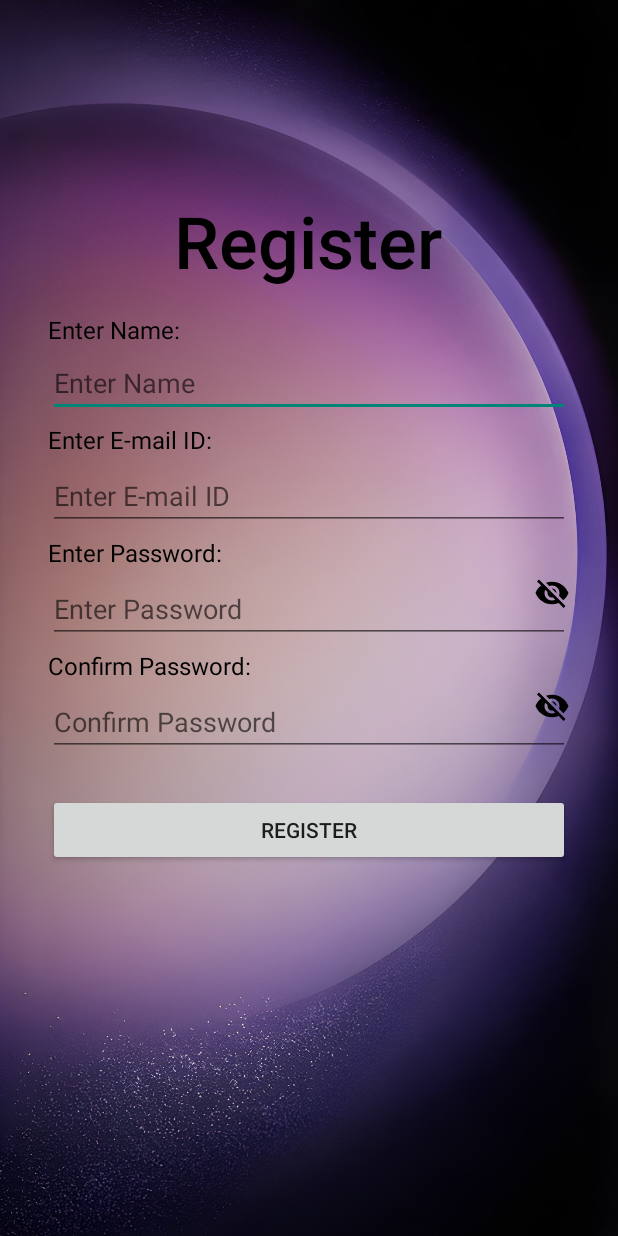
After one commit to AllAboutComputers/NASAPTO, an Android app: the LoginActivity screen opened directly, with no data from a screen before it, on a phone screen of 412 x 824 dp. The commit adds this screen. Run offline under Robolectric (Android 15) with nearby library versions, the phone set to English and light mode, and no system bars; Roboto replaces fonts that are not available here.

Commit message:
Version 1.02 Added Login Page and Register Page

```diff
--- a/app/src/main/java/com/example/nasapto/activity/DetailActivity.java
+++ b/app/src/main/java/com/example/nasapto/activity/DetailActivity.java
@@ -41,7 +41,7 @@ public class DetailActivity extends BaseActivity {
                 onBackPressed();
             }
         });
-        binding.toolbar.toolbarTitle.setText("Welcome To Your Itineary");
+        binding.toolbar.toolbarTitle.setText("Welcome To Your Destination");
 
         ArrayList<String> content = null;
         switch (title.toLowerCase(Locale.ENGLISH)){
--- /dev/null
+++ b/app/src/main/java/com/example/nasapto/activity/LoginActivity.java
@@ -0,0 +1,124 @@
+package com.example.nasapto.activity;
+
+import android.os.Bundle;
+import android.view.View;
+import android.widget.Button;
+import android.widget.EditText;
+import android.widget.ImageButton;
+import android.widget.Toast;
+import androidx.appcompat.app.AppCompatActivity;
+import android.util.Patterns;
+import android.content.Intent; // Ensure this import is included
+
+import com.example.nasapto.R;
+
+public class LoginActivity extends AppCompatActivity {
+
+    // Declare variables for the UI components
+    EditText username, email, password, confirmPassword;
+    Button registerButton;
+    ImageButton btnShowHidePassword, btnShowHideConfirmPassword;
+
+    // Track password visibility state
+    boolean isPasswordVisible = false;
+    boolean isConfirmPasswordVisible = false;
+
+    @Override
+    protected void onCreate(Bundle savedInstanceState) {
+        super.onCreate(savedInstanceState);
+        setContentView(R.layout.login_page);  // Set the content to the login_page layout
+
+        // Link the XML components to Java variables using findViewById
+        username = findViewById(R.id.inputusername);
+        email = findViewById(R.id.inputemail);
+        password = findViewById(R.id.inputpassword);
+        confirmPassword = findViewById(R.id.inputconfirmpassword);
+        registerButton = findViewById(R.id.btnregister);
+        btnShowHidePassword = findViewById(R.id.btnShowHidePassword);
+        btnShowHideConfirmPassword = findViewById(R.id.btnShowHideConfirmPassword);
+
+        // Set an onClickListener on the register button to handle registration
+        registerButton.setOnClickListener(new View.OnClickListener() {
+            @Override
+            public void onClick(View v) {
+                // Get the input values from EditTexts
+                String usernameInput = username.getText().toString().trim();
+                String emailInput = email.getText().toString().trim();
+                String passwordInput = password.getText().toString().trim();
+                String confirmPasswordInput = confirmPassword.getText().toString().trim();
+
+                // Validate the inputs
+                if (validateInputs(usernameInput, emailInput, passwordInput, confirmPasswordInput)) {
+                    // If validation passes, proceed with registration logic
+                    registerUser(usernameInput, emailInput, passwordInput);
+                }
+            }
+        });
+
+        // Toggle password visibility on button click
+        btnShowHidePassword.setOnClickListener(new View.OnClickListener() {
+            @Override
+            public void onClick(View v) {
+                isPasswordVisible = !isPasswordVisible;
+                updatePasswordVisibility(password, btnShowHidePassword, isPasswordVisible);
+            }
+        });
+
+        // Toggle confirm password visibility on button click
+        btnShowHideConfirmPassword.setOnClickListener(new View.OnClickListener() {
+            @Override
+            public void onClick(View v) {
+                isConfirmPasswordVisible = !isConfirmPasswordVisible;
+                updatePasswordVisibility(confirmPassword, btnShowHideConfirmPassword, isConfirmPasswordVisible);
+            }
+        });
+    }
+
+    // Method to validate user input
+    private boolean validateInputs(String username, String email, String password, String confirmPassword) {
+        if (username.isEmpty()) {
+            Toast.makeText(this, "Please enter a username", Toast.LENGTH_SHORT).show();
+            return false;
+        }
+
+        if (email.isEmpty() || !Patterns.EMAIL_ADDRESS.matcher(email).matches()) {
+            Toast.makeText(this, "Please enter a valid email", Toast.LENGTH_SHORT).show();
+            return false;
+        }
+
+        if (password.isEmpty()) {
+            Toast.makeText(this, "Please enter a password", Toast.LENGTH_SHORT).show();
+            return false;
+        }
+
+        if (!password.equals(confirmPassword)) {
+            Toast.makeText(this, "Passwords do not match", Toast.LENGTH_SHORT).show();
+            return false;
+        }
+
+        return true;
+    }
+
+    // Method to handle user registration (You can replace this with your backend logic)
+    private void registerUser(String username, String email, String password) {
+        // Placeholder for actual registration logic
+        Toast.makeText(this, "User registered successfully!", Toast.LENGTH_SHORT).show();
+
+        // Navigate to the login activity
+        Intent intent = new Intent(LoginActivity.this, ActualLogin.class);
+        startActivity(intent);
+        finish(); // Optional: finish the current activity
+    }
+
+    // Method to update the visibility of the password
+    private void updatePasswordVisibility(EditText passwordField, ImageButton toggleButton, boolean isVisible) {
+        if (isVisible) {
+            passwordField.setInputType(1); // 1 for visible password
+            toggleButton.setImageResource(R.drawable.ic_visibility); // Change to visible icon
+        } else {
+            passwordField.setInputType(129); // 129 for hidden password
+            toggleButton.setImageResource(R.drawable.ic_visibility_off); // Change to hidden icon
+        }
+        passwordField.setSelection(passwordField.length()); // Move cursor to the end
+    }
+}
--- /dev/null
+++ b/app/src/main/res/drawable/ic_visibility.xml
@@ -0,0 +1,5 @@
+<vector xmlns:android="http://schemas.android.com/apk/res/android" android:height="24dp" android:tint="#000000" android:viewportHeight="24" android:viewportWidth="24" android:width="24dp">
+
+    <path android:fillColor="@android:color/white" android:pathData="M12,4.5C7,4.5 2.73,7.61 1,12c1.73,4.39 6,7.5 11,7.5s9.27,-3.11 11,-7.5c-1.73,-4.39 -6,-7.5 -11,-7.5zM12,17c-2.76,0 -5,-2.24 -5,-5s2.24,-5 5,-5 5,2.24 5,5 -2.24,5 -5,5zM12,9c-1.66,0 -3,1.34 -3,3s1.34,3 3,3 3,-1.34 3,-3 -1.34,-3 -3,-3z"/>
+
+</vector>
--- /dev/null
+++ b/app/src/main/res/drawable/ic_visibility_off.xml
@@ -0,0 +1,5 @@
+<vector xmlns:android="http://schemas.android.com/apk/res/android" android:height="24dp" android:tint="#000000" android:viewportHeight="24" android:viewportWidth="24" android:width="24dp">
+
+    <path android:fillColor="@android:color/white" android:pathData="M12,7c2.76,0 5,2.24 5,5 0,0.65 -0.13,1.26 -0.36,1.83l2.92,2.92c1.51,-1.26 2.7,-2.89 3.43,-4.75 -1.73,-4.39 -6,-7.5 -11,-7.5 -1.4,0 -2.74,0.25 -3.98,0.7l2.16,2.16C10.74,7.13 11.35,7 12,7zM2,4.27l2.28,2.28 0.46,0.46C3.08,8.3 1.78,10.02 1,12c1.73,4.39 6,7.5 11,7.5 1.55,0 3.03,-0.3 4.38,-0.84l0.42,0.42L19.73,22 21,20.73 3.27,3 2,4.27zM7.53,9.8l1.55,1.55c-0.05,0.21 -0.08,0.43 -0.08,0.65 0,1.66 1.34,3 3,3 0.22,0 0.44,-0.03 0.65,-0.08l1.55,1.55c-0.67,0.33 -1.41,0.53 -2.2,0.53 -2.76,0 -5,-2.24 -5,-5 0,-0.79 0.2,-1.53 0.53,-2.2zM11.84,9.02l3.15,3.15 0.02,-0.16c0,-1.66 -1.34,-3 -3,-3l-0.17,0.01z"/>
+
+</vector>
--- /dev/null
+++ b/app/src/main/res/layout/login_page.xml
@@ -0,0 +1,156 @@
+<?xml version="1.0" encoding="utf-8"?>
+<androidx.constraintlayout.widget.ConstraintLayout xmlns:android="http://schemas.android.com/apk/res/android"
+    xmlns:app="http://schemas.android.com/apk/res-auto"
+    xmlns:tools="http://schemas.android.com/tools"
+    android:layout_width="match_parent"
+    android:layout_height="match_parent"
+    android:background="@drawable/backgroundforloginpage">
+
+
+    <TextView
+        android:id="@+id/logo"
+        android:layout_width="wrap_content"
+        android:layout_height="wrap_content"
+        android:fontFamily="sans-serif-light"
+        android:text="Register"
+        android:textColor="#000000"
+        android:textSize="48sp"
+        android:textStyle="bold"
+        app:layout_constraintBottom_toBottomOf="parent"
+        app:layout_constraintEnd_toEndOf="parent"
+        app:layout_constraintHorizontal_bias="0.498"
+        app:layout_constraintStart_toStartOf="parent"
+        app:layout_constraintTop_toTopOf="parent"
+        app:layout_constraintVertical_bias="0.169" />
+
+    <TextView
+        android:id="@+id/label_username"
+        android:layout_width="wrap_content"
+        android:layout_height="wrap_content"
+        android:text="Enter Name:"
+        android:textSize="16sp"
+        android:textColor="#000000"
+        app:layout_constraintStart_toStartOf="@+id/inputusername"
+        app:layout_constraintTop_toBottomOf="@+id/logo"
+        android:layout_marginTop="16dp" />
+
+    <EditText
+        android:id="@+id/inputusername"
+        android:layout_width="0dp"
+        android:layout_height="wrap_content"
+        android:layout_marginStart="32dp"
+        android:layout_marginLeft="32dp"
+        android:layout_marginTop="40dp"
+        android:layout_marginEnd="32dp"
+        android:layout_marginRight="32dp"
+        android:ems="10"
+        android:inputType="textPersonName"
+        android:hint="Enter Name"
+        app:layout_constraintEnd_toEndOf="parent"
+        app:layout_constraintStart_toStartOf="parent"
+        app:layout_constraintTop_toBottomOf="@+id/logo" />
+
+    <TextView
+        android:id="@+id/label_email"
+        android:layout_width="wrap_content"
+        android:layout_height="wrap_content"
+        android:layout_marginTop="4dp"
+        android:text="Enter E-mail ID:"
+        android:textColor="#000000"
+        android:textSize="16sp"
+        app:layout_constraintBottom_toTopOf="@+id/inputemail"
+        app:layout_constraintStart_toStartOf="@+id/inputemail"
+        app:layout_constraintTop_toBottomOf="@+id/inputusername"
+        app:layout_constraintVertical_bias="0.0" />
+
+    <EditText
+        android:id="@+id/inputemail"
+        android:layout_width="0dp"
+        android:layout_height="wrap_content"
+        android:layout_marginTop="30dp"
+        android:ems="10"
+        android:hint="Enter E-mail ID"
+        android:inputType="textPersonName"
+        app:layout_constraintEnd_toEndOf="@+id/inputusername"
+        app:layout_constraintStart_toStartOf="@+id/inputusername"
+        app:layout_constraintTop_toBottomOf="@+id/inputusername" />
+
+    <TextView
+        android:id="@+id/label_password"
+        android:layout_width="wrap_content"
+        android:layout_height="wrap_content"
+        android:text="Enter Password:"
+        android:textColor="#000000"
+        android:textSize="16sp"
+        app:layout_constraintBottom_toTopOf="@+id/inputpassword"
+        app:layout_constraintStart_toStartOf="@+id/inputpassword"
+        app:layout_constraintTop_toBottomOf="@+id/inputemail" />
+
+    <EditText
+        android:id="@+id/inputpassword"
+        android:layout_width="0dp"
+        android:layout_height="wrap_content"
+        android:layout_marginTop="30dp"
+        android:ems="10"
+        android:hint="Enter Password"
+        android:inputType="textPassword"
+        app:layout_constraintEnd_toEndOf="@+id/inputemail"
+        app:layout_constraintStart_toStartOf="@+id/inputemail"
+        app:layout_constraintTop_toBottomOf="@+id/inputemail" />
+
+    <!-- Button to show/hide password -->
+    <ImageButton
+        android:id="@+id/btnShowHidePassword"
+        android:layout_width="wrap_content"
+        android:layout_height="wrap_content"
+        android:src="@drawable/ic_visibility_off"
+        android:background="@null"
+        android:contentDescription="Show/Hide Password"
+        app:layout_constraintEnd_toEndOf="@+id/inputpassword"
+        app:layout_constraintTop_toTopOf="@+id/inputpassword" />
+
+    <TextView
+        android:id="@+id/label_confirmpassword"
+        android:layout_width="wrap_content"
+        android:layout_height="wrap_content"
+        android:text="Confirm Password:"
+        android:textColor="#000000"
+        android:textSize="16sp"
+        app:layout_constraintBottom_toTopOf="@+id/inputconfirmpassword"
+        app:layout_constraintStart_toStartOf="@+id/inputconfirmpassword"
+        app:layout_constraintTop_toBottomOf="@+id/inputpassword" />
+
+    <EditText
+        android:id="@+id/inputconfirmpassword"
+        android:layout_width="0dp"
+        android:layout_height="wrap_content"
+        android:layout_marginTop="30dp"
+        android:ems="10"
+        android:inputType="textPassword"
+        android:hint="Confirm Password"
+        app:layout_constraintEnd_toEndOf="@+id/inputpassword"
+        app:layout_constraintStart_toStartOf="@+id/inputpassword"
+        app:layout_constraintTop_toBottomOf="@+id/inputpassword" />
+
+    <ImageButton
+        android:id="@+id/btnShowHideConfirmPassword"
+        android:layout_width="wrap_content"
+        android:layout_height="wrap_content"
+        android:src="@drawable/ic_visibility_off"
+        android:background="@null"
+        android:contentDescription="Show/Hide Confirm Password"
+        app:layout_constraintEnd_toEndOf="@+id/inputconfirmpassword"
+        app:layout_constraintTop_toTopOf="@+id/inputconfirmpassword"
+        />
+
+    <Button
+        android:id="@+id/btnregister"
+        android:layout_width="0dp"
+        android:layout_height="wrap_content"
+        android:layout_marginTop="25dp"
+        android:text="Register"
+        app:layout_constraintEnd_toEndOf="@+id/inputconfirmpassword"
+        app:layout_constraintStart_toStartOf="@+id/inputconfirmpassword"
+        app:layout_constraintTop_toBottomOf="@+id/inputconfirmpassword"
+        app:rippleColor="#019FCF" />
+</androidx.constraintlayout.widget.ConstraintLayout>
--- a/settings.gradle
+++ b/settings.gradle
@@ -6,6 +6,9 @@ pluginManagement {
 
 
     }
+}
+plugins {
+    id 'org.gradle.toolchains.foojay-resolver-convention' version '0.8.0'
 }
 dependencyResolutionManagement {
     repositoriesMode.set(RepositoriesMode.FAIL_ON_PROJECT_REPOS)
```
Also changed, not shown: app/build.gradle (+7 -2 lines), app/src/main/AndroidManifest.xml (+16 -5 lines), app/src/main/java/com/example/nasapto/activity/ActualLogin.java (added, +111 -0 lines), app/src/main/res/layout/activity_actual_login.xml (added, +104 -0 lines), app/src/main/res/drawable/backgroundforloginpage.jpg (added).
